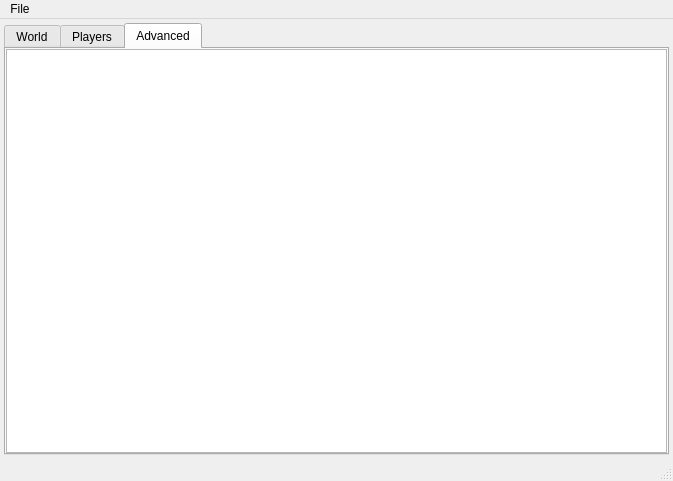
This is reposaveeditor.ui in XZSt4nce/repo-save-editor as Qt 5 draws it before an edit. The edited form follows.
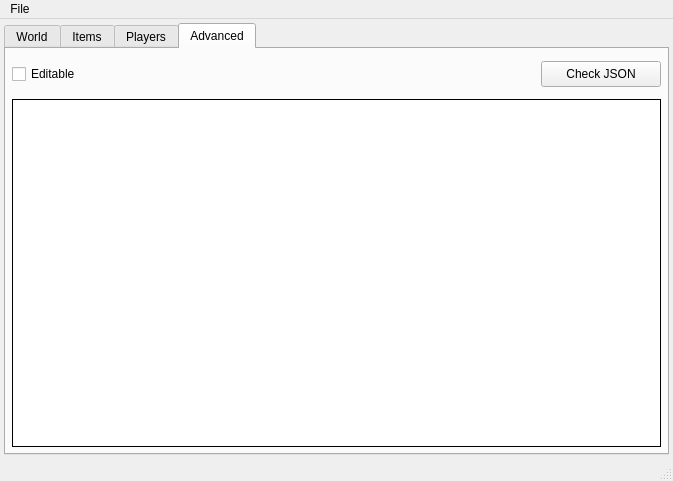
This is the edited form. The open tabs and pages were chosen to show the change. Custom widgets are drawn as their Qt base class.

```diff
--- a/reposaveeditor.ui
+++ b/reposaveeditor.ui
@@ -61,6 +61,28 @@
         </item>
        </layout>
       </widget>
+      <widget class="QWidget" name="itemTab">
+       <attribute name="title">
+        <string>Items</string>
+       </attribute>
+       <layout class="QGridLayout" name="gridLayout_5">
+        <property name="leftMargin">
+         <number>0</number>
+        </property>
+        <property name="topMargin">
+         <number>0</number>
+        </property>
+        <property name="rightMargin">
+         <number>0</number>
+        </property>
+        <property name="bottomMargin">
+         <number>0</number>
+        </property>
+        <item row="0" column="0">
+         <widget class="ItemWidget" name="itemWidget" native="true"/>
+        </item>
+       </layout>
+      </widget>
       <widget class="QWidget" name="playerTab">
        <attribute name="title">
         <string>Players</string>
@@ -89,24 +111,85 @@
        </attribute>
        <layout class="QGridLayout" name="gridLayout_2">
         <property name="leftMargin">
-         <number>0</number>
+         <number>6</number>
         </property>
         <property name="topMargin">
-         <number>0</number>
+         <number>6</number>
         </property>
         <property name="rightMargin">
-         <number>0</number>
+         <number>6</number>
         </property>
         <property name="bottomMargin">
-         <number>0</number>
+         <number>6</number>
         </property>
-        <item row="0" column="0">
+        <item row="1" column="0" colspan="2">
          <widget class="QPlainTextEdit" name="advancedTextEdit">
+          <property name="frameShape">
+           <enum>QFrame::Shape::Box</enum>
+          </property>
+          <property name="frameShadow">
+           <enum>QFrame::Shadow::Plain</enum>
+          </property>
           <property name="lineWrapMode">
            <enum>QPlainTextEdit::LineWrapMode::NoWrap</enum>
           </property>
          </widget>
         </item>
+        <item row="0" column="0" colspan="2">
+         <layout class="QHBoxLayout" name="horizontalLayout">
+          <property name="leftMargin">
+           <number>0</number>
+          </property>
+          <property name="topMargin">
+           <number>6</number>
+          </property>
+          <property name="rightMargin">
+           <number>0</number>
+          </property>
+          <property name="bottomMargin">
+           <number>6</number>
+          </property>
+          <item>
+           <widget class="QCheckBox" name="editableCheckBox">
+            <property name="minimumSize">
+             <size>
+              <width>120</width>
+              <height>26</height>
+             </size>
+            </property>
+            <property name="text">
+             <string>Editable</string>
+            </property>
+           </widget>
+          </item>
+          <item>
+           <spacer name="horizontalSpacer">
+            <property name="orientation">
+             <enum>Qt::Orientation::Horizontal</enum>
+            </property>
+            <property name="sizeHint" stdset="0">
+             <size>
+              <width>40</width>
+              <height>20</height>
+             </size>
+            </property>
+           </spacer>
+          </item>
+          <item>
+           <widget class="QPushButton" name="checkJsonButton">
+            <property name="minimumSize">
+             <size>
+              <width>120</width>
+              <height>26</height>
+             </size>
+            </property>
+            <property name="text">
+             <string>Check JSON</string>
+            </property>
+           </widget>
+          </item>
+         </layout>
+        </item>
        </layout>
       </widget>
      </widget>
@@ -157,6 +240,12 @@
    <header>playerwidget.h</header>
    <container>1</container>
   </customwidget>
+  <customwidget>
+   <class>ItemWidget</class>
+   <extends>QWidget</extends>
+   <header>itemwidget.h</header>
+   <container>1</container>
+  </customwidget>
  </customwidgets>
  <resources>
   <include location="reposaveeditor.qrc"/>
```
